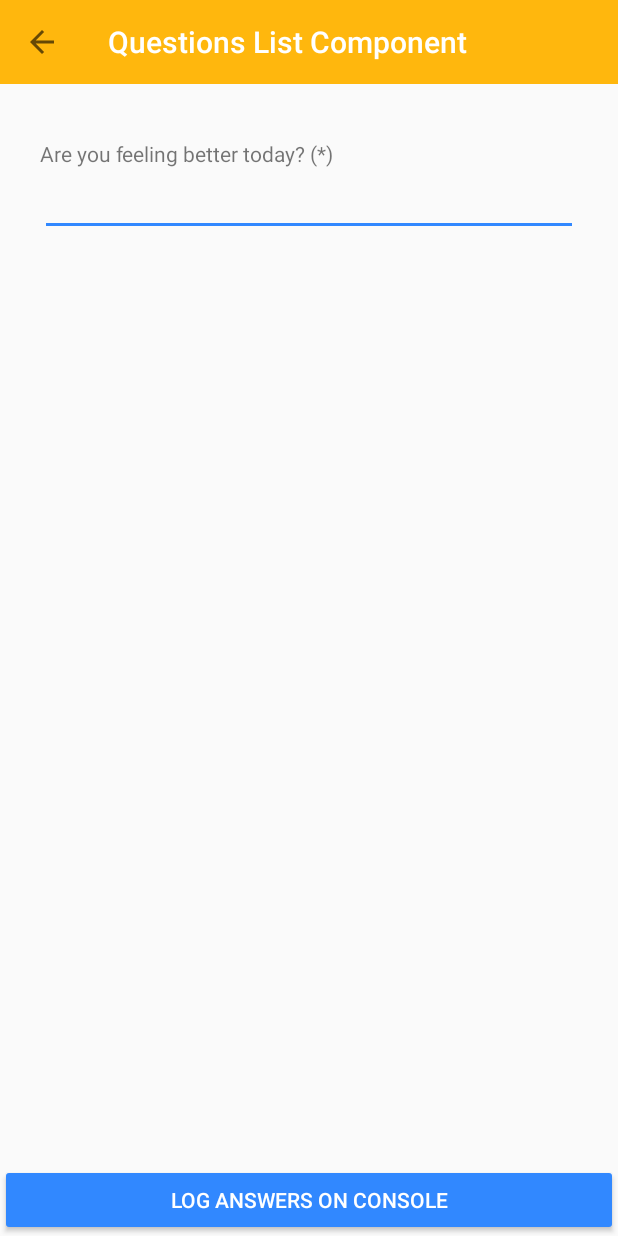
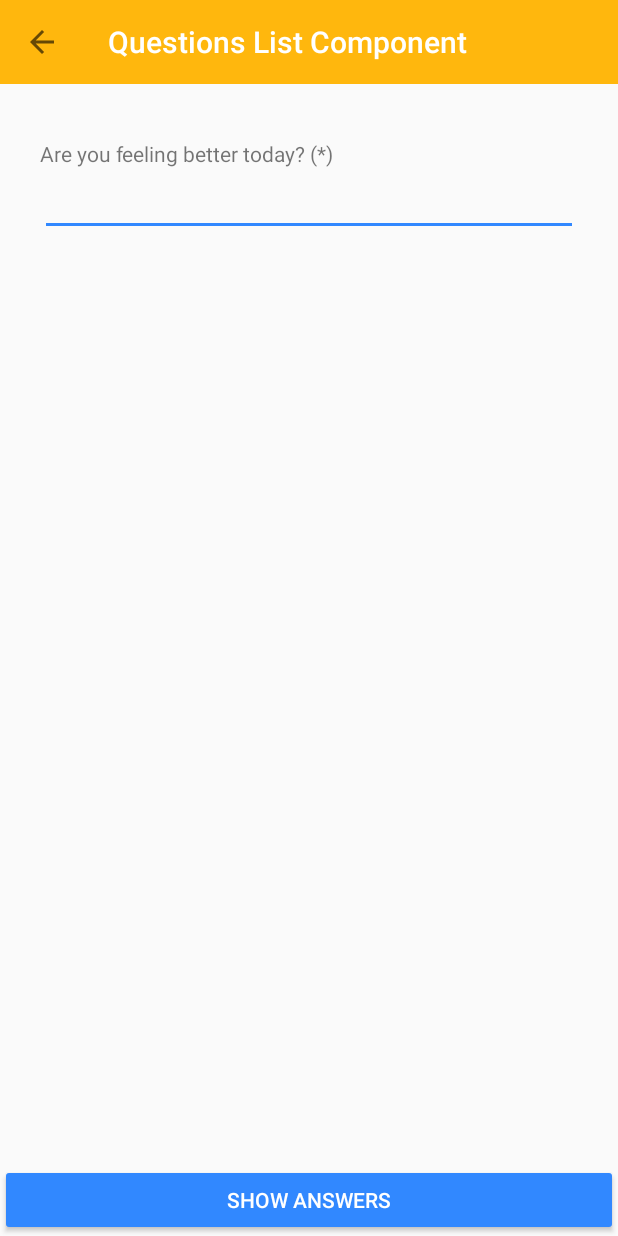
Before and after one commit to jdtorregrosas/Components, an Android app: the QuestionsListActivity screen opened directly, with no data from a screen before it, on a phone screen of 412 x 824 dp. Run offline under Robolectric (Android 15) with nearby library versions, the phone set to English and light mode, and no system bars; libraries missing offline, so code that uses them is left out: org.jetbrains.anko.

Commit message:
Log answers into an alert

```diff
--- a/app/src/main/java/com/jdtorregrosas/components/activities/QuestionsListActivity.kt
+++ b/app/src/main/java/com/jdtorregrosas/components/activities/QuestionsListActivity.kt
@@ -9,6 +9,7 @@ import com.jdtorregrosas.components.questionsList.models.Answer
 import com.jdtorregrosas.components.questionsList.models.QuestionType
 import kotlinx.android.synthetic.main.activity_questions_list.*
 import kotlinx.android.synthetic.main.toolbar.*
+import org.jetbrains.anko.alert
 
 class QuestionsListActivity : AppCompatActivity() {
 
@@ -34,10 +35,12 @@ class QuestionsListActivity : AppCompatActivity() {
                 mutableListOf(Answer(1, "Tomatoes"), Answer(2, "Pasta"), Answer(3, "Tuna"), Answer(2, "Fried chips"))))
         questionsListView.setQuestions(questions)
 
-        questionsListViewButtonLog.setOnClickListener{
-            _ -> questionsListView.getAnswers().map {
-                println("${it.number} ${it.value}")
+        questionsListViewButton.setOnClickListener{
+            var answers = ""
+            questionsListView.getAnswers().forEach {
+                answers += "${it.number}: ${it.value} \n"
             }
+            alert(answers, "Answers:").show()
         }
     }
 }
--- a/app/src/main/res/layout/activity_questions_list.xml
+++ b/app/src/main/res/layout/activity_questions_list.xml
@@ -17,9 +17,9 @@
         />
 
     <Button
-        android:id="@+id/questionsListViewButtonLog"
+        android:id="@+id/questionsListViewButton"
         style="@style/Widget.AppCompat.Button.Colored"
         android:layout_width="match_parent"
         android:layout_height="wrap_content"
-        android:text="Log answers on console" />
+        android:text="Show answers" />
 </LinearLayout>
```
